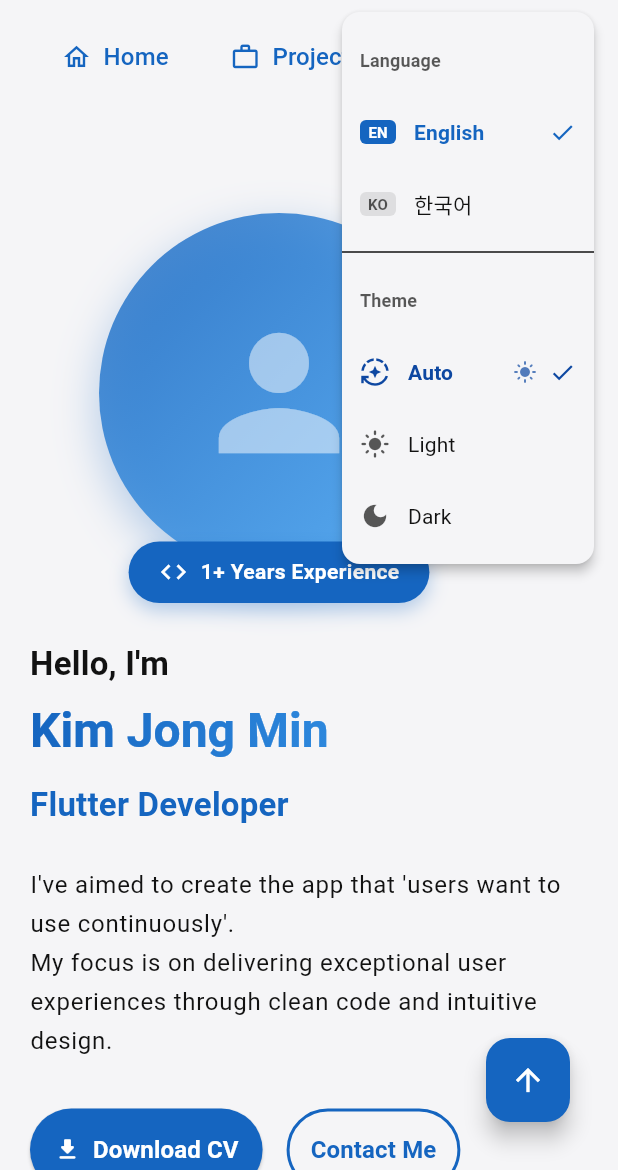
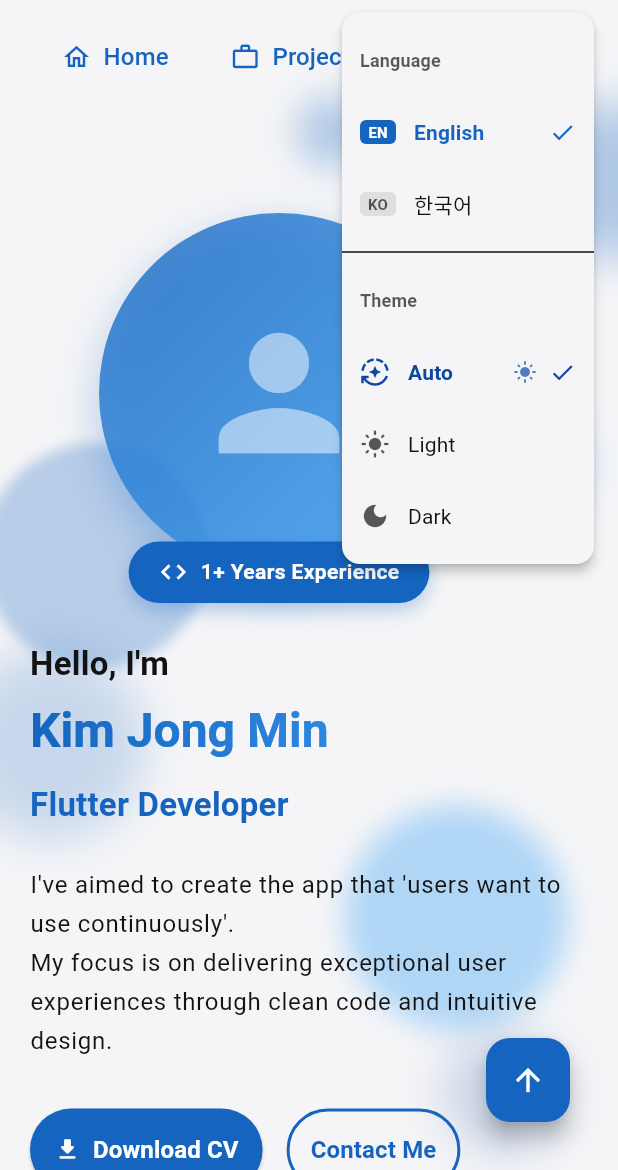
Before and after one commit to kjm0202/portfolio_test2, a Flutter app: the screen it shows after launch, after a tap on the "settings" icon, on a phone screen of 412 x 824 dp, the part 66-1236 px from its top. Run offline on Flutter 3.47's test engine with Material 3 defaults, Android fonts, the phone set to English and light mode, and no system bars; our stand-ins replace shared_preferences; Roboto replaces fonts that are missing (PretendardVariable).

Commit message:
feat: add bokeh background

```diff
--- a/lib/presentation/pages/portfolio_page.dart
+++ b/lib/presentation/pages/portfolio_page.dart
@@ -5,6 +5,7 @@ import 'package:portfolio_test2/presentation/sections/contact_section.dart';
 import 'package:portfolio_test2/presentation/sections/footer.dart';
 import 'package:portfolio_test2/presentation/app_bar/portfolio_app_bar.dart';
 import 'package:portfolio_test2/presentation/widgets/scroll_to_top_button.dart';
+import 'package:portfolio_test2/presentation/widgets/bokeh_background.dart';
 
 class PortfolioPage extends StatefulWidget {
   final bool isDarkMode;
@@ -103,6 +104,8 @@ class _PortfolioPageState extends State<PortfolioPage> {
         return Scaffold(
           body: Stack(
             children: [
+              // 움직이는 보케 배경
+              const Positioned.fill(child: BokehBackground()),
               CustomScrollView(
                 controller: scrollController,
                 slivers: [
--- /dev/null
+++ b/lib/presentation/widgets/bokeh_background.dart
@@ -0,0 +1,295 @@
+import 'dart:math';
+
+import 'package:flutter/material.dart';
+
+class BokehBackground extends StatefulWidget {
+  final int bubbleCount;
+  final Duration duration;
+  final double maxBlurSigma;
+  final double minRadius;
+  final double maxRadius;
+  final double speedScale;
+
+  const BokehBackground({
+    super.key,
+    this.bubbleCount = 12,
+    this.duration = const Duration(milliseconds: 1000000),
+    this.maxBlurSigma = 22,
+    this.minRadius = 24,
+    this.maxRadius = 96,
+    this.speedScale = 0.5,
+  });
+
+  @override
+  State<BokehBackground> createState() => _BokehBackgroundState();
+}
+
+class _BokehCircle {
+  Offset position;
+  Offset velocity;
+  double radius;
+  double blurSigma;
+  Color color;
+
+  _BokehCircle({
+    required this.position,
+    required this.velocity,
+    required this.radius,
+    required this.blurSigma,
+    required this.color,
+  });
+}
+
+class _BokehBackgroundState extends State<BokehBackground>
+    with SingleTickerProviderStateMixin {
+  late final AnimationController _controller;
+  final List<_BokehCircle> _circles = [];
+  Size _lastSize = Size.zero;
+  late final Random _random;
+
+  @override
+  void initState() {
+    super.initState();
+    _random = Random();
+    _controller =
+        AnimationController(vsync: this, duration: widget.duration)
+          ..addListener(_tick)
+          ..repeat();
+  }
+
+  @override
+  void dispose() {
+    _controller.removeListener(_tick);
+    _controller.dispose();
+    super.dispose();
+  }
+
+  void _ensureInit(Size size, ColorScheme colorScheme) {
+    // 최초 생성: 현재 화면 크기 기준으로 한 번만 생성
+    if (_circles.isEmpty) {
+      final cfg0 = _resolveConfig(size);
+      _circles.addAll(
+        List.generate(cfg0.count, (_) {
+          final radius = _lerp(cfg0.minRadius, cfg0.maxRadius);
+          final blurSigma =
+              _random.nextDouble() * cfg0.maxBlurSigma * 0.8 +
+              cfg0.maxBlurSigma * 0.2;
+
+          final palette = [
+            colorScheme.primary,
+            colorScheme.secondary,
+            colorScheme.tertiary,
+            colorScheme.primary.withOpacity(0.6),
+            colorScheme.secondary.withOpacity(0.6),
+          ];
+          final base = palette[_random.nextInt(palette.length)];
+          final color = base.withOpacity(0.18 + _random.nextDouble() * 0.22);
+
+          return _BokehCircle(
+            position: Offset(
+              _random.nextDouble() * size.width,
+              _random.nextDouble() * size.height,
+            ),
+            velocity: Offset(
+              ((_random.nextDouble() * 0.6 + 0.2) *
+                      (_random.nextBool() ? 1 : -1)) *
+                  widget.speedScale,
+              ((_random.nextDouble() * 0.6 + 0.2) *
+                      (_random.nextBool() ? 1 : -1)) *
+                  widget.speedScale,
+            ),
+            radius: radius,
+            blurSigma: blurSigma,
+            color: color,
+          );
+        }),
+      );
+      _lastSize = size;
+      return;
+    }
+
+    // 사이즈가 동일하면 갱신 불필요
+    if (_lastSize == size) return;
+
+    // 사이즈 변경: 기존 원들을 유지하면서 스케일/보정 → 끊김 최소화
+    final cfg = _resolveConfig(size);
+    final sx = _lastSize.width == 0 ? 1.0 : size.width / _lastSize.width;
+    final sy = _lastSize.height == 0 ? 1.0 : size.height / _lastSize.height;
+    final scale = (sx + sy) / 2.0;
+
+    for (final c in _circles) {
+      c.position = Offset(c.position.dx * sx, c.position.dy * sy);
+      c.radius = (c.radius * scale).clamp(cfg.minRadius, cfg.maxRadius);
+      c.blurSigma = c.blurSigma.clamp(0.0, cfg.maxBlurSigma);
+      c.velocity = Offset(c.velocity.dx * scale, c.velocity.dy * scale);
+    }
+
+    // 개수 보정: 목표 개수와 차이가 나면 부드럽게 조정
+    if (_circles.length < cfg.count) {
+      final need = cfg.count - _circles.length;
+      for (int i = 0; i < need; i++) {
+        final radius = _lerp(cfg.minRadius, cfg.maxRadius);
+        final blurSigma =
+            _random.nextDouble() * cfg.maxBlurSigma * 0.8 +
+            cfg.maxBlurSigma * 0.2;
+        final palette = [
+          colorScheme.primary,
+          colorScheme.secondary,
+          colorScheme.tertiary,
+          colorScheme.primary.withOpacity(0.6),
+          colorScheme.secondary.withOpacity(0.6),
+        ];
+        final base = palette[_random.nextInt(palette.length)];
+        final color = base.withOpacity(0.14 + _random.nextDouble() * 0.2);
+        _circles.add(
+          _BokehCircle(
+            position: Offset(
+              _random.nextDouble() * size.width,
+              _random.nextDouble() * size.height,
+            ),
+            velocity: Offset(
+              ((_random.nextDouble() * 0.6 + 0.2) *
+                      (_random.nextBool() ? 1 : -1)) *
+                  widget.speedScale,
+              ((_random.nextDouble() * 0.6 + 0.2) *
+                      (_random.nextBool() ? 1 : -1)) *
+                  widget.speedScale,
+            ),
+            radius: radius,
+            blurSigma: blurSigma,
+            color: color,
+          ),
+        );
+      }
+    } else if (_circles.length > cfg.count) {
+      _circles.removeRange(cfg.count, _circles.length);
+    }
+
+    _lastSize = size;
+  }
+
+  double _lerp(double min, double max) =>
+      min + (_random.nextDouble() * (max - min));
+
+  void _tick() {
+    if (!mounted) return;
+    setState(() {
+      // 위치 업데이트 (천천히 이동)
+      for (final c in _circles) {
+        final next = c.position + c.velocity;
+        double x = next.dx;
+        double y = next.dy;
+
+        // 화면 밖으로 나가면 반사
+        if (x - c.radius < -20 || x + c.radius > _lastSize.width + 20) {
+          c.velocity = Offset(-c.velocity.dx, c.velocity.dy);
+          x = c.position.dx + c.velocity.dx;
+        }
+        if (y - c.radius < -20 || y + c.radius > _lastSize.height + 20) {
+          c.velocity = Offset(c.velocity.dx, -c.velocity.dy);
+          y = c.position.dy + c.velocity.dy;
+        }
+        c.position = Offset(x, y);
+      }
+    });
+  }
+
+  @override
+  Widget build(BuildContext context) {
+    final theme = Theme.of(context);
+    return IgnorePointer(
+      ignoring: true,
+      child: LayoutBuilder(
+        builder: (context, constraints) {
+          final size = Size(constraints.maxWidth, constraints.maxHeight);
+          _ensureInit(size, theme.colorScheme);
+
+          return Container(
+            // 베이스 그라데이션
+            decoration: BoxDecoration(
+              gradient: LinearGradient(
+                begin: Alignment.topCenter,
+                end: Alignment.bottomCenter,
+                colors: [
+                  theme.colorScheme.surface.withOpacity(0.95),
+                  theme.colorScheme.surface.withOpacity(0.98),
+                ],
+              ),
+            ),
+            child: CustomPaint(
+              painter: _BokehPainter(_circles),
+              isComplex: true,
+              willChange: true,
+            ),
+          );
+        },
+      ),
+    );
+  }
+}
+
+class _BokehPainter extends CustomPainter {
+  final List<_BokehCircle> circles;
+
+  _BokehPainter(this.circles);
+
+  @override
+  void paint(Canvas canvas, Size size) {
+    final paint = Paint()..style = PaintingStyle.fill;
+
+    for (final c in circles) {
+      paint
+        ..color = c.color
+        ..maskFilter = MaskFilter.blur(BlurStyle.normal, c.blurSigma);
+      canvas.drawCircle(c.position, c.radius, paint);
+    }
+  }
+
+  @override
+  bool shouldRepaint(covariant _BokehPainter oldDelegate) => true;
+}
+
+class _BokehConfig {
+  final int count;
+  final double minRadius;
+  final double maxRadius;
+  final double maxBlurSigma;
+
+  const _BokehConfig({
+    required this.count,
+    required this.minRadius,
+    required this.maxRadius,
+    required this.maxBlurSigma,
+  });
+}
+
+extension _AdaptiveConfig on _BokehBackgroundState {
+  _BokehConfig _resolveConfig(Size size) {
+    final width = size.width;
+    if (width < 600) {
+      // 모바일
+      return _BokehConfig(
+        count: (widget.bubbleCount * 0.6).round().clamp(6, 24),
+        minRadius: widget.minRadius * 0.7,
+        maxRadius: widget.maxRadius * 0.8,
+        maxBlurSigma: widget.maxBlurSigma * 0.85,
+      );
+    } else if (width < 1200) {
+      // 태블릿/폴더블
+      return _BokehConfig(
+        count: (widget.bubbleCount * 0.9).round().clamp(10, 28),
+        minRadius: widget.minRadius * 0.9,
+        maxRadius: widget.maxRadius * 1.0,
+        maxBlurSigma: widget.maxBlurSigma * 1.0,
+      );
+    } else {
+      // 데스크톱
+      return _BokehConfig(
+        count: (widget.bubbleCount * 1.3).round().clamp(16, 40),
+        minRadius: widget.minRadius * 1.0,
+        maxRadius: widget.maxRadius * 1.2,
+        maxBlurSigma: widget.maxBlurSigma * 1.15,
+      );
+    }
+  }
+}
```
